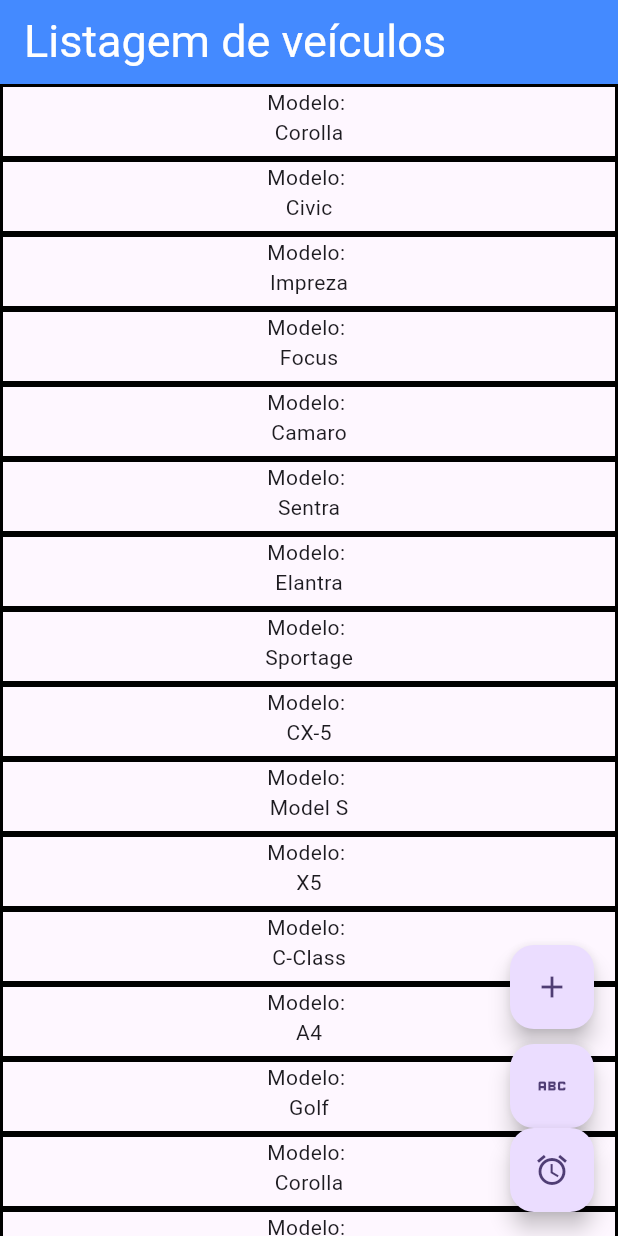
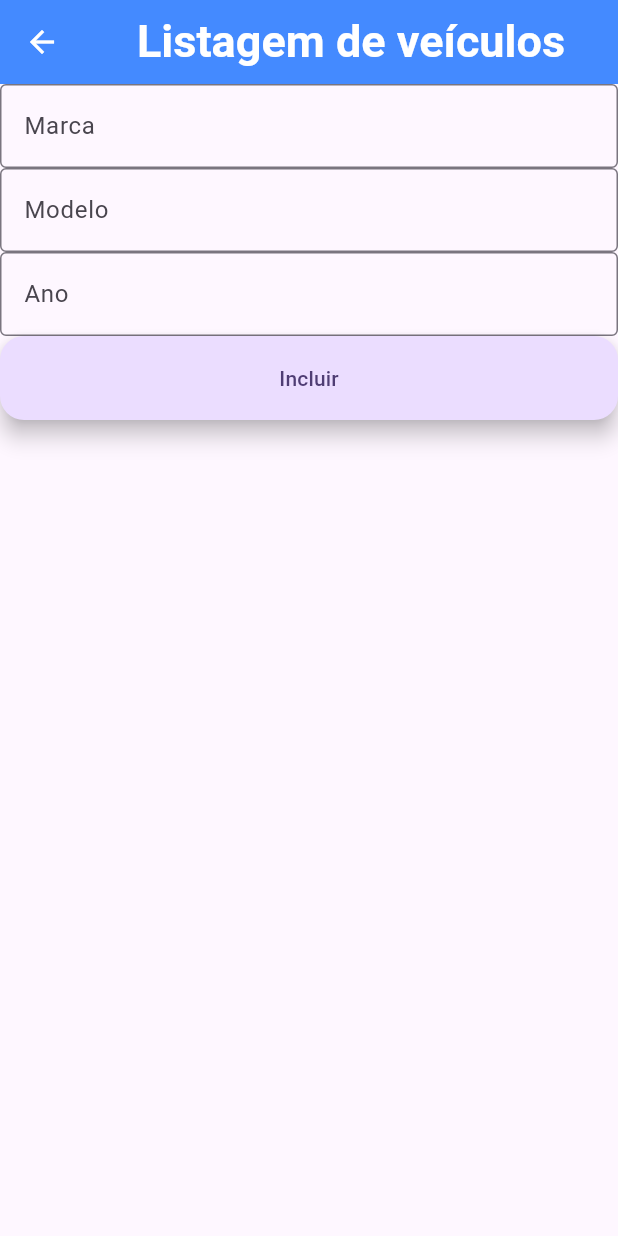
Before and after one commit to Thyago-3/DispMoveis_07-11-2025, a Flutter app: the screen it shows after launch, after a tap on the "add" icon, on a phone screen of 412 x 824 dp. Run offline on Flutter 3.47's test engine with Material 3 defaults, Android fonts, the phone set to English and light mode, and no system bars.

Commit message:
Atualiza 11/11/2025

```diff
--- /dev/null
+++ b/lib/veiculo_adicionar_screen.dart
@@ -0,0 +1,66 @@
+import 'package:flutter/material.dart';
+import 'package:myapp/veiculo.dart';
+
+class VeiculoAdicionarScreen extends StatelessWidget {
+  VeiculoAdicionarScreen({super.key});
+
+  TextEditingController marcaController = TextEditingController();
+  TextEditingController modeloController = TextEditingController();
+  TextEditingController anoController = TextEditingController();
+
+  @override
+  Widget build(BuildContext context) {
+    return Scaffold(
+      appBar: AppBar(
+        title: Center(
+          child: Text(
+            "Listagem de veículos",
+            style: TextStyle(fontSize: 30, fontWeight: FontWeight.bold),
+          ),
+        ),
+        backgroundColor: Colors.blueAccent,
+        foregroundColor: Colors.white,
+      ),
+      body: Column(
+        children: [
+          TextField(
+            controller: marcaController,
+            decoration: InputDecoration(
+              labelText: "Marca",
+              border: OutlineInputBorder(),
+            ),
+          ),
+          TextField(
+            controller: modeloController,
+            decoration: InputDecoration(
+              labelText: "Modelo",
+              border: OutlineInputBorder(),
+            ),
+          ),
+          TextField(
+            controller: anoController,
+            decoration: InputDecoration(
+              labelText: "Ano",
+              border: OutlineInputBorder(),
+            ),
+          ),
+          SizedBox(
+            width: double.infinity,
+            child: FloatingActionButton(
+              onPressed: () {
+                Veiculo veiculo = Veiculo(
+                  marca: marcaController.text,
+                  modelo: modeloController.text,
+                  ano: int.parse(anoController.text),
+                );
+                Navigator.pop(context, veiculo);
+              },
+              child: Text("Incluir"),
+              heroTag: "Veiculo.incluir",
+            ),
+          ),
+        ],
+      ),
+    );
+  }
+}
--- a/lib/veiculo_listagem_screen.dart
+++ b/lib/veiculo_listagem_screen.dart
@@ -1,5 +1,6 @@
 import 'package:flutter/material.dart';
 import 'package:myapp/veiculo.dart';
+import 'package:myapp/veiculo_adicionar_screen.dart';
 
 class VeiculoListagemScreen extends StatefulWidget {
   const VeiculoListagemScreen({super.key});
@@ -44,40 +45,61 @@ List<Veiculo> veiculos = [
   Widget build(BuildContext context) {
     return Scaffold(
       appBar: AppBar(
-        title: Text("Listagem de veículos", style: TextStyle(fontSize: 30),),
+        title: Text("Listagem de veículos", style: TextStyle(fontSize: 30)),
         backgroundColor: Colors.blueAccent,
         foregroundColor: Colors.white,
       ),
       floatingActionButton: Column(
         mainAxisAlignment: MainAxisAlignment.end,
         children: [
-          FloatingActionButton(onPressed: (){}, child: Icon(Icons.add),),
-          SizedBox(height: 10,),
-          FloatingActionButton(onPressed: (){}, child: Icon(Icons.abc_outlined),),
-          FloatingActionButton(onPressed: (){}, child: Icon(Icons.access_alarm),)
+          FloatingActionButton(
+            heroTag: "veiculo.add",
+            onPressed: () async {
+              Veiculo  resultado = await Navigator.push(
+                context,
+                MaterialPageRoute(
+                  builder: (context) => VeiculoAdicionarScreen(),
+                ),
+              );
+
+              if (resultado != null) {
+                setState(() {
+                  veiculos.add(resultado);
+                });
+              }
+
+            },
+            child: Icon(Icons.add),
+          ),
+          SizedBox(height: 10),
+          FloatingActionButton(
+            onPressed: () {},
+            child: Icon(Icons.abc_outlined),
+          ),
+          FloatingActionButton(
+            onPressed: () {},
+            child: Icon(Icons.access_alarm),
+          ),
         ],
       ),
       body: SingleChildScrollView(
         child: Column(
-          children: veiculos.map<Widget>((veiculo) => construirItemVeiculo(veiculo)).toList(),
+          children: veiculos
+              .map<Widget>((veiculo) => construirItemVeiculo(veiculo))
+              .toList(),
         ),
       ),
     );
   }
 
-  Widget construirItemVeiculo(Veiculo veiculo){
+  Widget construirItemVeiculo(Veiculo veiculo) {
     return Container(
       height: 50,
       width: double.infinity,
       decoration: BoxDecoration(
         border: Border.all(color: Colors.black, width: 2),
       ),
-      child: Column(
-        children: [
-          Text("Modelo: "),
-          Text(veiculo.modelo!)
-        ],
-      ),
+      child: Column(children: [Text("Modelo: "), Text(veiculo.modelo!)]),
     );
   }
 }
```
Lines whose indentation alone changed are shown as unchanged.
